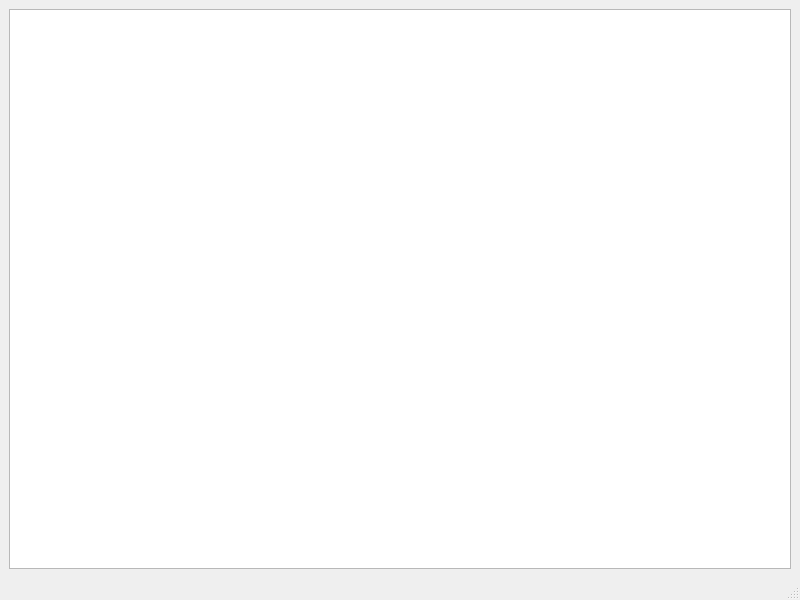
Qt form mainwindow.ui (nrobbeGE1/projet-GL-space-invaders) before a commit.
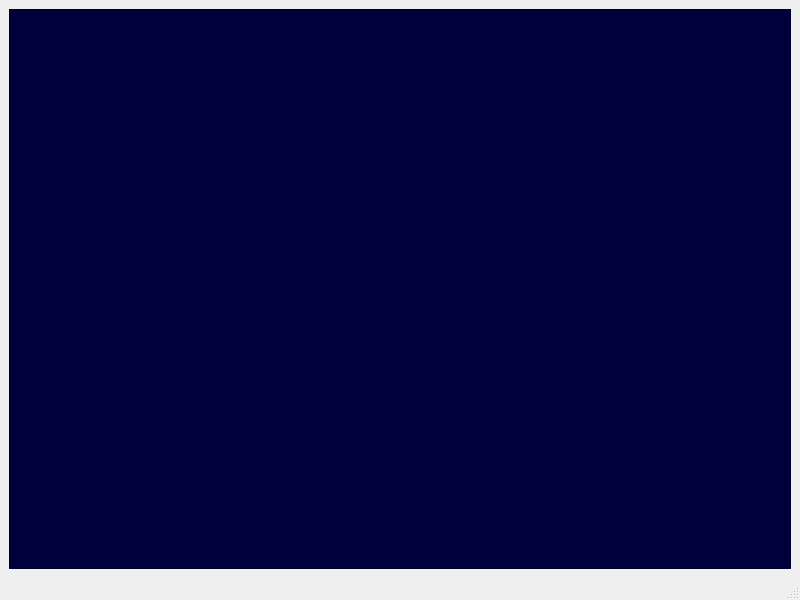
The same form after that commit.

```diff
--- a/mainwindow.ui
+++ b/mainwindow.ui
@@ -16,7 +16,11 @@
   <widget class="QWidget" name="centralwidget">
    <layout class="QGridLayout" name="gridLayout">
     <item row="0" column="0">
-     <widget class="QGraphicsView" name="graphicsView"/>
+     <widget class="QGraphicsView" name="graphicsView">
+      <property name="styleSheet">
+       <string notr="true">background-color: rgb(0, 0, 58);</string>
+      </property>
+     </widget>
     </item>
    </layout>
   </widget>
```
Left out of the diff: 2 changed lines with no effect on the pictures.
